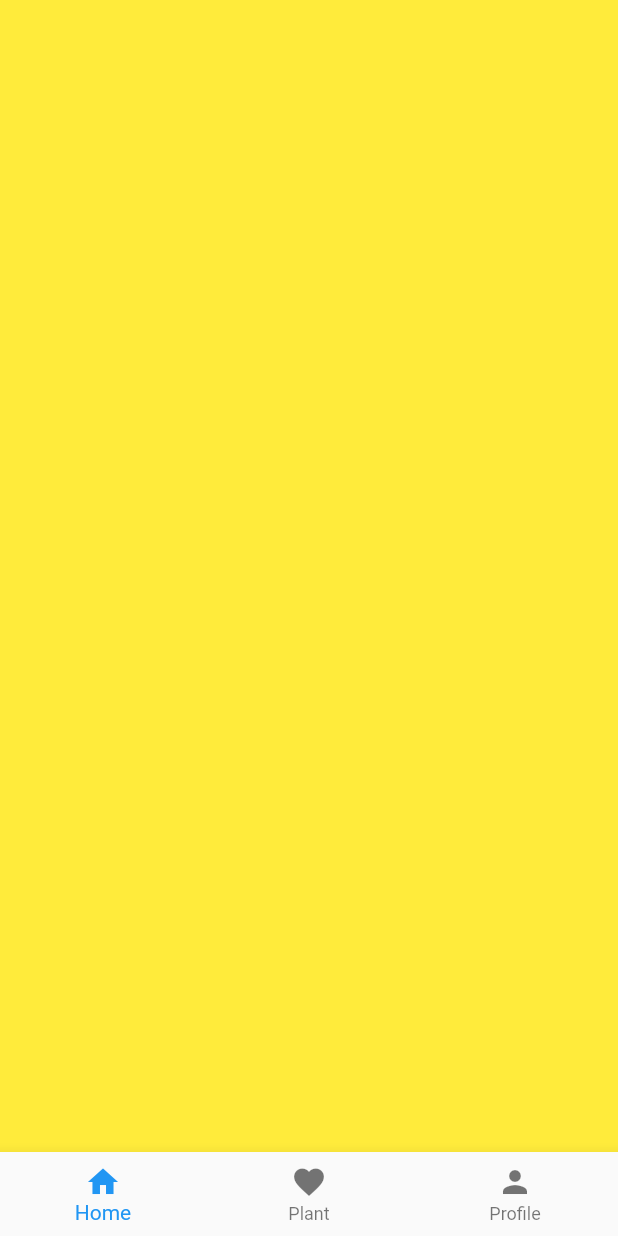
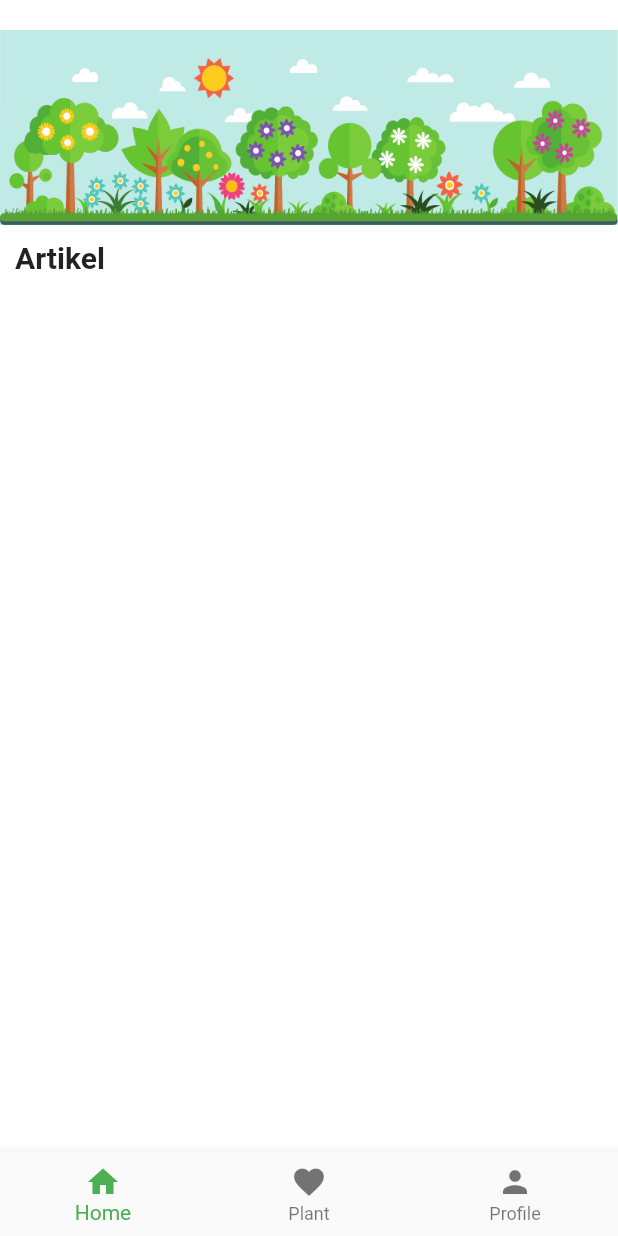
Before and after one commit to brianrizqi/flutter, a Flutter app: the screen it shows after launch, after a tap on "LOGIN", on a phone screen of 412 x 824 dp. Run offline on Flutter 3.47's test engine with Material 2 defaults, Android fonts, the phone set to English and light mode, and no system bars.

Commit message:
WIP : Dashboard

```diff
--- a/lib/bottom.dart
+++ b/lib/bottom.dart
@@ -37,6 +37,8 @@ class BottomPageState extends State<BottomPage> {
       home: Scaffold(
         body: fragment(_currentIndex),
         bottomNavigationBar: BottomNavigationBar(
+          fixedColor: Colors.green,
+          type: BottomNavigationBarType.fixed,
           currentIndex: _currentIndex,
           onTap: (value) {
             _currentIndex = value;
@@ -44,7 +46,12 @@ class BottomPageState extends State<BottomPage> {
           },
           items: [
             BottomNavigationBarItem(
-                icon: Icon(Icons.home),
+                icon: _currentIndex == 0
+                    ? Icon(
+                        Icons.home,
+                        color: Colors.green,
+                      )
+                    : Icon(Icons.home),
                 title: Text(
                   'Home',
                   style: TextStyle(
@@ -52,7 +59,12 @@ class BottomPageState extends State<BottomPage> {
                       fontWeight: FontWeight.bold),
                 )),
             BottomNavigationBarItem(
-                icon: Icon(Icons.favorite),
+                icon: _currentIndex == 1
+                    ? Icon(
+                        Icons.favorite,
+                        color: Colors.green,
+                      )
+                    : Icon(Icons.favorite),
                 title: Text(
                   'Plant',
                   style: TextStyle(
@@ -60,7 +72,12 @@ class BottomPageState extends State<BottomPage> {
                       fontWeight: FontWeight.bold),
                 )),
             BottomNavigationBarItem(
-                icon: Icon(Icons.person),
+                icon: _currentIndex == 2
+                    ? Icon(
+                        Icons.person,
+                        color: Colors.green,
+                      )
+                    : Icon(Icons.person),
                 title: Text(
                   'Profile',
                   style: TextStyle(
--- a/lib/fragments/home.dart
+++ b/lib/fragments/home.dart
@@ -1,10 +1,42 @@
 import 'package:flutter/material.dart';
 
-class Home extends StatelessWidget{
+class Home extends StatelessWidget {
   @override
   Widget build(BuildContext context) {
-    return Container(
-      color: Colors.yellow,
+    return new Scaffold(
+      backgroundColor: Colors.white,
+      resizeToAvoidBottomPadding: false,
+      body: Column(
+        crossAxisAlignment: CrossAxisAlignment.start,
+        children: <Widget>[
+          Container(
+            child: Stack(
+              children: <Widget>[
+                Container(
+                  decoration: BoxDecoration(
+                      image: DecorationImage(
+                          image: AssetImage('assets/images/morning.png'),
+                          fit: BoxFit.fill)),
+                  height: 130,
+                  margin: const EdgeInsets.only(top: 20.0),
+                ),
+              ],
+            ),
+          ),
+          Container(
+              child: Stack(
+            children: <Widget>[
+              Container(
+                padding: EdgeInsets.fromLTRB(10.0, 10.0, 10.0, 10.0),
+                child: Text(
+                  'Artikel',
+                  style: TextStyle(fontSize: 20.0, fontWeight: FontWeight.bold),
+                ),
+              ),
+            ],
+          ))
+        ],
+      ),
     );
   }
 }
--- a/lib/main.dart
+++ b/lib/main.dart
@@ -1,4 +1,5 @@
 import 'package:flutter/material.dart';
+import 'package:flutter/services.dart';
 import 'bottom.dart';
 import 'signup.dart';
 
@@ -7,11 +8,18 @@ void main() => runApp(new MyApp());
 class MyApp extends StatelessWidget {
   @override
   Widget build(BuildContext context) {
+    SystemChrome.setSystemUIOverlayStyle(SystemUiOverlayStyle(
+      systemNavigationBarColor: Colors.white, // navigation bar color
+      statusBarColor: Colors.white, // status bar color
+      statusBarIconBrightness: Brightness.dark, // status bar icons' color
+      systemNavigationBarIconBrightness:
+          Brightness.dark, //navigation bar icons' color
+    ));
     return new MaterialApp(
       debugShowCheckedModeBanner: false,
       routes: <String, WidgetBuilder>{
         '/signup': (BuildContext context) => new SignupPage(),
-        '/bottom' : (BuildContext context) => new BottomPage()
+        '/bottom': (BuildContext context) => new BottomPage()
       },
       home: new MyHomePage(),
     );
@@ -27,6 +35,7 @@ class MyHomePageState extends State<MyHomePage> {
   @override
   Widget build(BuildContext context) {
     return new Scaffold(
+        backgroundColor: Colors.white,
         resizeToAvoidBottomPadding: false,
         body: Column(
           crossAxisAlignment: CrossAxisAlignment.start,
@@ -50,16 +59,16 @@ class MyHomePageState extends State<MyHomePage> {
                           fontSize: 50.0, fontWeight: FontWeight.bold),
                     ),
                   ),
-                  Container(
-                    padding: EdgeInsets.fromLTRB(145.0, 100.0, 0.0, 0.0),
-                    child: Text(
-                      '.',
-                      style: TextStyle(
-                          fontSize: 50.0,
-                          fontWeight: FontWeight.bold,
-                          color: Colors.green),
-                    ),
-                  )
+//                  Container(
+//                    padding: EdgeInsets.fromLTRB(145.0, 100.0, 0.0, 0.0),
+//                    child: Text(
+//                      '.',
+//                      style: TextStyle(
+//                          fontSize: 50.0,
+//                          fontWeight: FontWeight.bold,
+//                          color: Colors.green),
+//                    ),
+//                  )
                 ],
               ),
             ),
--- a/lib/signup.dart
+++ b/lib/signup.dart
@@ -44,16 +44,16 @@ class SignupPageState extends State<SignupPage> {
                           fontSize: 50.0, fontWeight: FontWeight.bold),
                     ),
                   ),
-                  Container(
-                    padding: EdgeInsets.fromLTRB(120.0, 100.0, 0.0, 0.0),
-                    child: Text(
-                      '.',
-                      style: TextStyle(
-                          fontSize: 50.0,
-                          fontWeight: FontWeight.bold,
-                          color: Colors.green),
-                    ),
-                  )
+//                  Container(
+//                    padding: EdgeInsets.fromLTRB(120.0, 100.0, 0.0, 0.0),
+//                    child: Text(
+//                      '.',
+//                      style: TextStyle(
+//                          fontSize: 50.0,
+//                          fontWeight: FontWeight.bold,
+//                          color: Colors.green),
+//                    ),
+//                  )
                 ],
               ),
             ),
--- a/pubspec.yaml
+++ b/pubspec.yaml
@@ -39,7 +39,8 @@ flutter:
   # included with your application, so that you can use the icons in
   # the material Icons class.
   uses-material-design: true
-
+  assets:
+    - assets/images/
   # To add assets to your application, add an assets section, like this:
   # assets:
   #  - images/a_dot_burr.jpeg
```
Also changed, not shown: assets/images/afternoon.png (added), assets/images/morning.png (added), assets/images/night.png (added).
